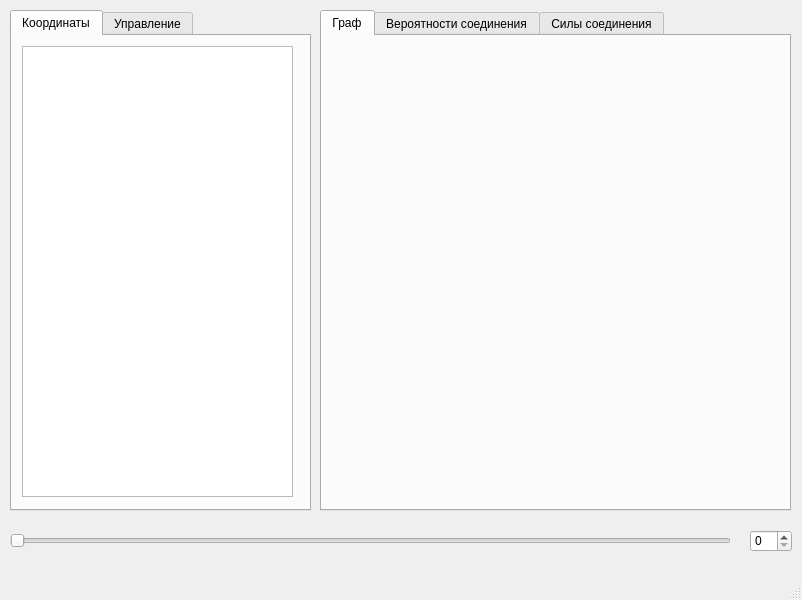
Above: forms/display_structure.ui from rmksrv/Multilevel_Hierarchy before the change. Below: the same form after it.
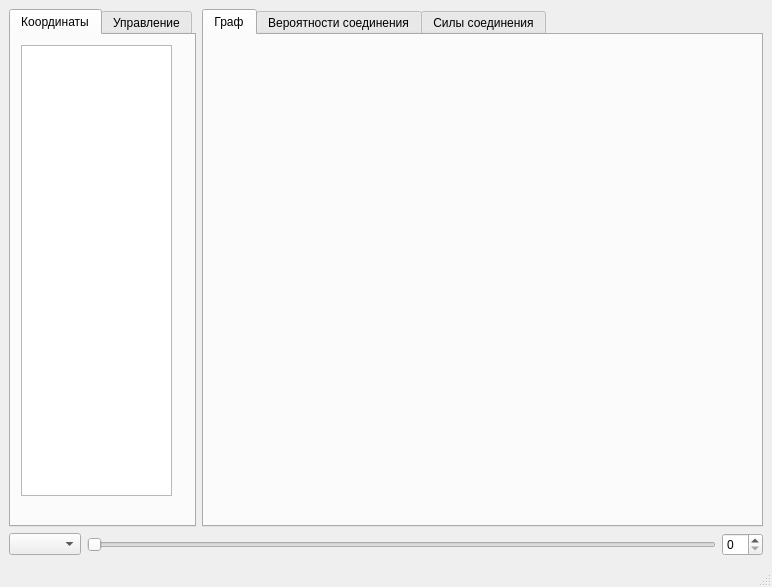
That is the form after the change. Custom widgets are drawn as their Qt base class.

```diff
--- a/forms/display_structure.ui
+++ b/forms/display_structure.ui
@@ -6,45 +6,24 @@
    <rect>
     <x>0</x>
     <y>0</y>
-    <width>802</width>
-    <height>600</height>
+    <width>772</width>
+    <height>587</height>
    </rect>
   </property>
   <property name="windowTitle">
    <string>MainWindow</string>
   </property>
   <widget class="QWidget" name="centralwidget">
-   <widget class="QSlider" name="horizontalSlider__currentTime">
-    <property name="geometry">
-     <rect>
-      <x>10</x>
-      <y>530</y>
-      <width>721</width>
-      <height>22</height>
-     </rect>
-    </property>
-    <property name="orientation">
-     <enum>Qt::Horizontal</enum>
-    </property>
-   </widget>
-   <widget class="QSpinBox" name="spinBox__currentTime">
-    <property name="geometry">
-     <rect>
-      <x>750</x>
-      <y>530</y>
-      <width>42</width>
-      <height>22</height>
-     </rect>
-    </property>
-   </widget>
+   <layout class="QVBoxLayout" name="verticalLayout">
+    <item>
+     <layout class="QHBoxLayout" name="horizontalLayout_2">
+      <item>
    <widget class="QTabWidget" name="tabWidget__left">
-    <property name="geometry">
-     <rect>
-      <x>10</x>
-      <y>10</y>
-      <width>301</width>
-      <height>501</height>
-     </rect>
+        <property name="sizePolicy">
+         <sizepolicy hsizetype="Fixed" vsizetype="Expanding">
+          <horstretch>0</horstretch>
+          <verstretch>0</verstretch>
+         </sizepolicy>
     </property>
     <property name="currentIndex">
      <number>0</number>
@@ -58,7 +37,7 @@
        <rect>
         <x>10</x>
         <y>10</y>
-        <width>271</width>
+            <width>151</width>
         <height>451</height>
        </rect>
       </property>
@@ -80,15 +59,9 @@
      </widget>
     </widget>
    </widget>
+      </item>
+      <item>
    <widget class="QTabWidget" name="tabWidget__right">
-    <property name="geometry">
-     <rect>
-      <x>320</x>
-      <y>10</y>
-      <width>471</width>
-      <height>501</height>
-     </rect>
-    </property>
     <property name="currentIndex">
      <number>0</number>
     </property>
@@ -101,10 +74,16 @@
        <rect>
         <x>10</x>
         <y>10</y>
-        <width>441</width>
+            <width>541</width>
         <height>451</height>
        </rect>
       </property>
+          <property name="sizePolicy">
+           <sizepolicy hsizetype="Expanding" vsizetype="Expanding">
+            <horstretch>0</horstretch>
+            <verstretch>0</verstretch>
+           </sizepolicy>
+          </property>
      </widget>
     </widget>
     <widget class="QWidget" name="tab__displayConnProb">
@@ -138,6 +117,34 @@
      </widget>
     </widget>
    </widget>
+      </item>
+     </layout>
+    </item>
+    <item>
+     <layout class="QHBoxLayout" name="horizontalLayout">
+      <item>
+       <widget class="QComboBox" name="comboBox__layoutSelect"/>
+      </item>
+      <item>
+       <widget class="QSlider" name="horizontalSlider__currentTime">
+        <property name="orientation">
+         <enum>Qt::Horizontal</enum>
+        </property>
+       </widget>
+      </item>
+      <item>
+       <widget class="QSpinBox" name="spinBox__currentTime">
+        <property name="minimumSize">
+         <size>
+          <width>30</width>
+          <height>0</height>
+         </size>
+        </property>
+       </widget>
+      </item>
+     </layout>
+    </item>
+   </layout>
   </widget>
   <widget class="QMenuBar" name="menubar">
    <property name="geometry">
```
Left out of the diff: 6 changed lines with no effect on the pictures. Lines whose indentation alone changed are shown as unchanged.
